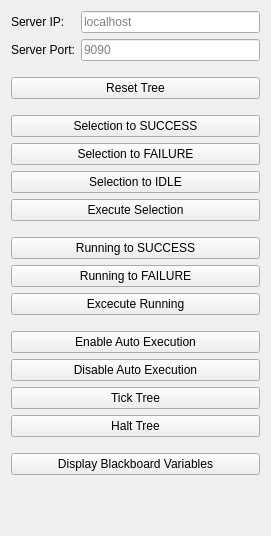
Affonso-Gui/Groot, file bt_editor/sidepanel_interpreter.ui: the form before one commit.
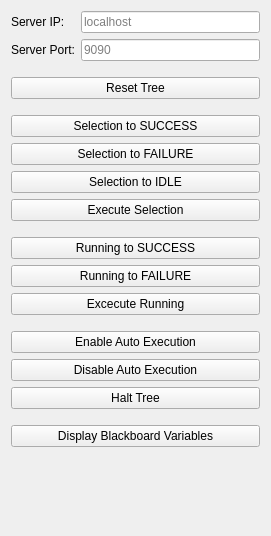
The form after the commit.

Commit message: Remove manual 'Tick Tree' button

The edit to the form file:
```diff
--- a/bt_editor/sidepanel_interpreter.ui
+++ b/bt_editor/sidepanel_interpreter.ui
@@ -222,16 +222,6 @@
        </property>
       </widget>
      </item>
-     <item>
-      <widget class="QPushButton" name="buttonRunTree">
-       <property name="toolTip">
-        <string/>
-       </property>
-       <property name="text">
-        <string>Tick Tree</string>
-       </property>
-      </widget>
-     </item>
      <item>
       <widget class="QPushButton" name="buttonHaltTree">
        <property name="text">
```
The commit also changes 2 other files.
